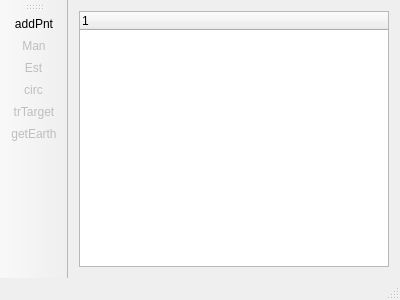
Above: qtkamal.ui from cragapito/qtkamal before the change. Below: the same form after it.
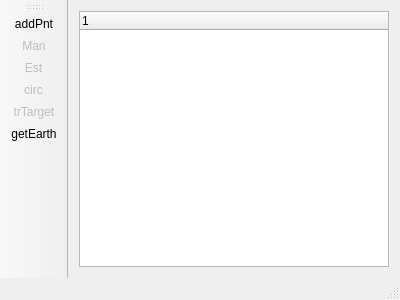
That is the form after the change. Icons and pictures are not drawn.

Diff of the .ui file:
```diff
--- a/qtkamal.ui
+++ b/qtkamal.ui
@@ -10,6 +10,12 @@
     <height>300</height>
    </rect>
   </property>
+  <property name="minimumSize">
+   <size>
+    <width>300</width>
+    <height>200</height>
+   </size>
+  </property>
   <property name="windowTitle">
    <string>qt-Kamal</string>
   </property>
@@ -151,7 +157,7 @@
   </action>
   <action name="actionGetEarth">
    <property name="enabled">
-    <bool>false</bool>
+    <bool>true</bool>
    </property>
    <property name="icon">
     <iconset resource="res.qrc">
```
